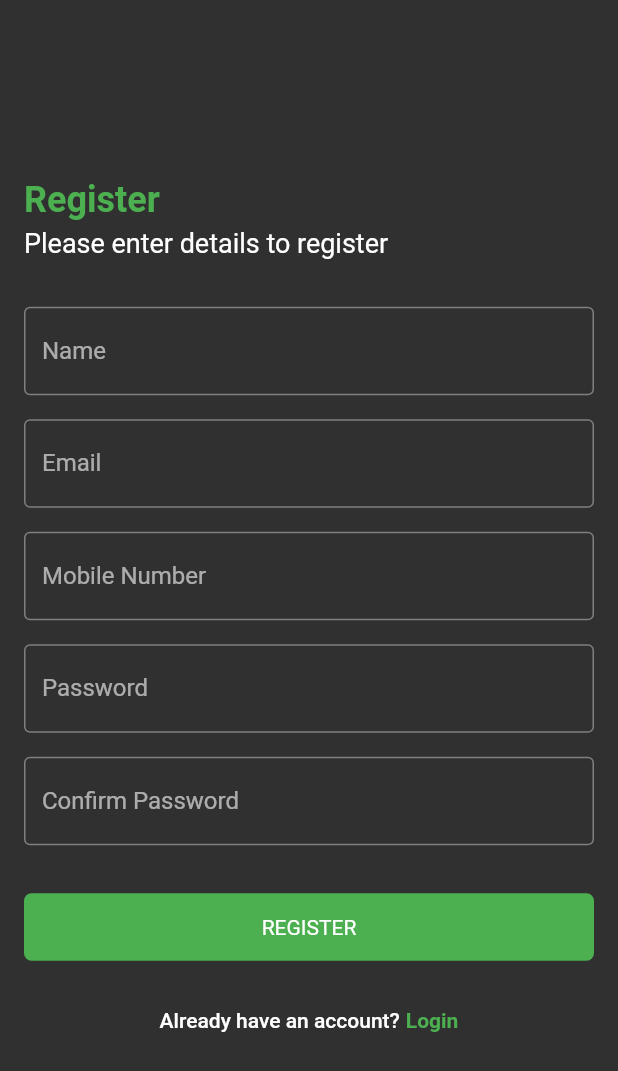
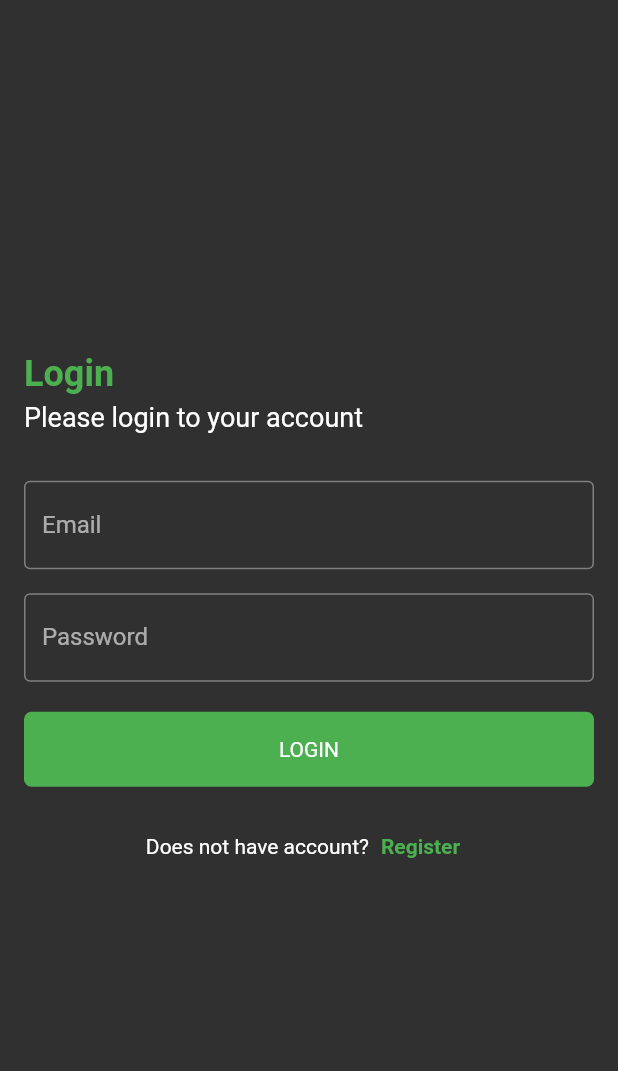
Before and after one commit to Jishan010/movies_database, a Flutter app: the screen it shows after launch, on a phone screen of 412 x 824 dp. Shown: the top 1071 px of the screen. Run offline on Flutter 3.47's test engine with Material 2 defaults, Android fonts, the phone set to English and light mode, and no system bars; our stand-ins replace beamer, chopper, equatable, floor, flutter_bloc, get_it and 3 more; accounts and stored records are empty; generated files the repository leaves out were written again.

Commit message:
If applied,this will add login screen

```diff
--- a/lib/src/app.dart
+++ b/lib/src/app.dart
@@ -2,6 +2,7 @@ import 'package:beamer/beamer.dart';
 import 'package:flutter/material.dart';
 import 'package:movies_database/src/models/item_model.dart';
 import 'package:movies_database/src/screens/home_screen.dart';
+import 'package:movies_database/src/screens/login_screen.dart';
 import 'package:movies_database/src/screens/movie_detail.dart';
 import 'package:movies_database/src/screens/registration_screen.dart';
 import 'package:movies_database/src/screens/search_movie.dart';
@@ -23,7 +24,8 @@ class MyApp extends StatelessWidget {
     ),
     locationBuilder: RoutesLocationBuilder(
       routes: {
-        '/': (context, state, data) => Scaffold(body: RegisterScreen()),
+        '/': (context, state, data) => Scaffold(body: LoginPage()),
+        '/registration': (context, state, data) => RegisterScreen(),
         '/home': (context, state, data) => const HomeScreen(),
         '/search': (context, state, data) => const SearchMovie(),
         '/movieDetail': (context, state, data) {
--- /dev/null
+++ b/lib/src/screens/login_screen.dart
@@ -0,0 +1,111 @@
+import 'package:beamer/beamer.dart';
+import 'package:flutter/material.dart';
+import 'dart:core';
+
+class LoginPage extends StatefulWidget {
+  @override
+  _LoginPageState createState() => _LoginPageState();
+}
+
+class _LoginPageState extends State<LoginPage> {
+  bool _pageLogin = true;
+
+  // bool _rememberPassword = false;
+
+  void _togglePage(bool _switchme) {
+    setState(
+      () {
+        _pageLogin = _switchme;
+      },
+    );
+  }
+
+  TextEditingController nameController = TextEditingController();
+  TextEditingController passwordController = TextEditingController();
+
+  @override
+  Widget build(BuildContext context) {
+    return Scaffold(
+      body: Center(
+        child: SingleChildScrollView(
+          child: Padding(
+            padding: const EdgeInsets.all(16.0),
+            child: Column(
+              mainAxisAlignment: MainAxisAlignment.center,
+              crossAxisAlignment: CrossAxisAlignment.stretch,
+              children: <Widget>[
+                const Text("Login",
+                    style: TextStyle(
+                      fontSize: 24,
+                      color: Colors.green,
+                      fontWeight: FontWeight.bold,
+                    )),
+                SizedBox(height: 4),
+                Text(
+                  "Please login to your account",
+                  style: TextStyle(fontSize: 18),
+                ),
+                SizedBox(height: 32),
+                TextField(
+                  controller: nameController,
+                  decoration: const InputDecoration(
+                    border: OutlineInputBorder(),
+                    labelText: 'Email',
+                  ),
+                ),
+                SizedBox(height: 16),
+                TextField(
+                  obscureText: true,
+                  controller: passwordController,
+                  decoration: const InputDecoration(
+                    border: OutlineInputBorder(),
+                    labelText: 'Password',
+                  ),
+                ),
+                SizedBox(height: 20),
+                GestureDetector(
+                  onTap: () {
+                    print(nameController.text);
+                    print(passwordController.text);
+                    Beamer.of(context).beamToNamed(
+                      '/home',
+                    );
+                  },
+                  child: Container(
+                    alignment: Alignment.center,
+                    decoration: BoxDecoration(
+                      color: Colors.green,
+                      borderRadius: BorderRadius.circular(5),
+                    ),
+                    height: 50,
+                    padding: const EdgeInsets.fromLTRB(10, 0, 10, 0),
+                    child: Text("LOGIN"),
+                  ),
+                ),
+                SizedBox(height: 16),
+                Row(
+                  children: <Widget>[
+                    const Text('Does not have account?'),
+                    TextButton(
+                      child: const Text(
+                        'Register',
+                        style: TextStyle(color: Colors.green, fontWeight: FontWeight.bold),
+                      ),
+                      onPressed: () {
+                        //signup screen
+                        Beamer.of(context).beamToNamed(
+                          '/registration',
+                        );
+                      },
+                    )
+                  ],
+                  mainAxisAlignment: MainAxisAlignment.center,
+                ),
+              ],
+            ),
+          ),
+        ),
+      ),
+    );
+  }
+}
--- a/lib/src/screens/registration_screen.dart
+++ b/lib/src/screens/registration_screen.dart
@@ -98,14 +98,16 @@ class RegisterScreen extends StatelessWidget {
                       color: Colors.green,
                       borderRadius: BorderRadius.circular(5),
                     ),
-                    height: 45,
+                    height: 50,
                     child: Text("REGISTER"),
                   ),
                 ),
                 SizedBox(height: 16),
                 TextButton(
                     onPressed: () {
-                      //todo Navigate to login screen
+                      Beamer.of(context).beamToNamed(
+                        '/login',
+                      );
                     },
                     child: Row(
                       mainAxisAlignment: MainAxisAlignment.center,
```
